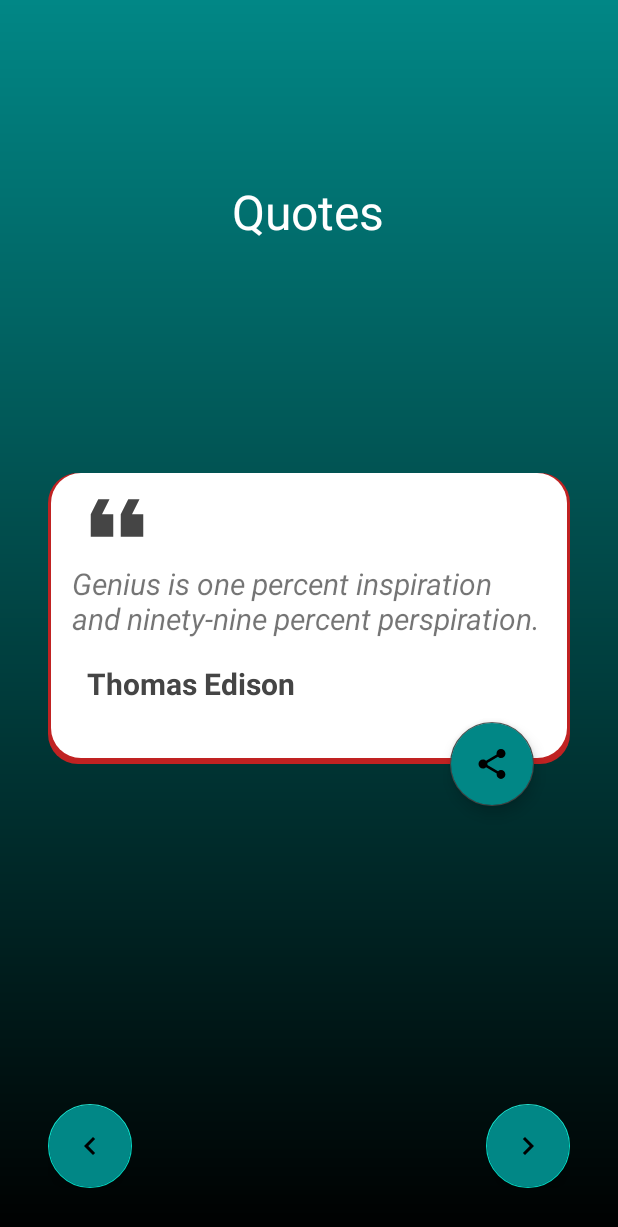
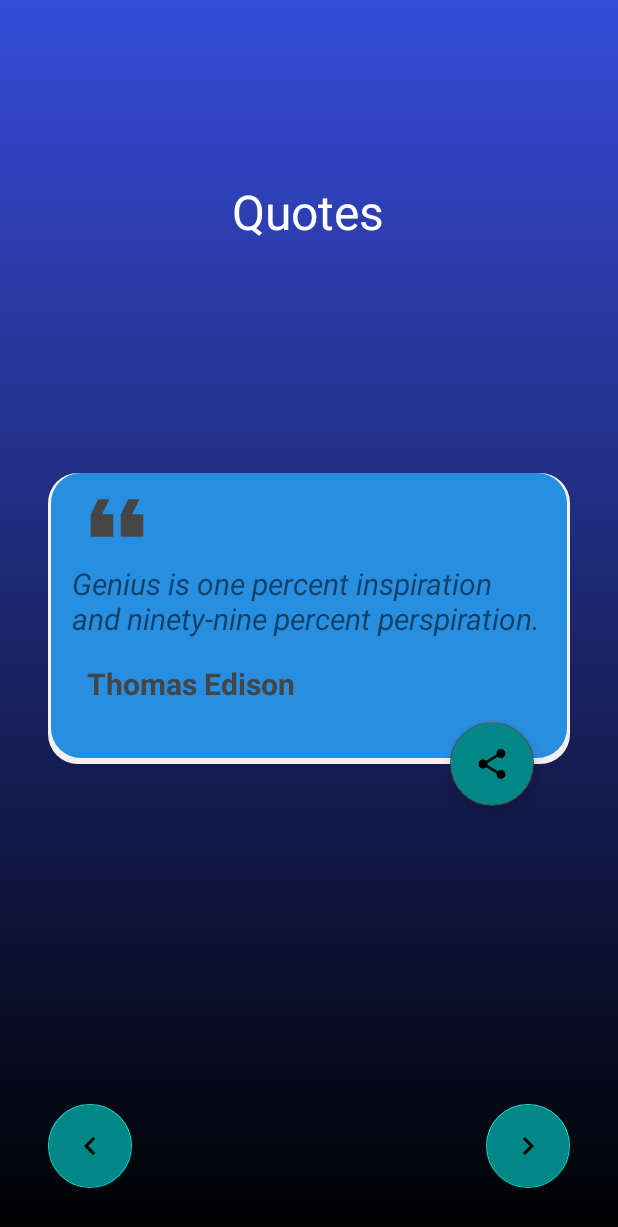
Before and after one commit to Viraj76/Quotes, an Android app: the screen it shows after launch (MainActivity), on a phone screen of 412 x 824 dp. Shown: the top 1227 px of the screen. Run offline under Robolectric (Android 15) with nearby library versions, the phone set to English and light mode, and no system bars.

Commit message:
Third Commit

```diff
--- a/app/src/main/java/com/example/quotes/MainViewModel.kt
+++ b/app/src/main/java/com/example/quotes/MainViewModel.kt
@@ -13,7 +13,6 @@ class MainViewModel(val context: Context):ViewModel(){
     init {
        quoteList=loadQuotesFromAssets()
     }
-
     private fun loadQuotesFromAssets():Array<Quotes>{
         val inputStream=context.assets.open("quotes.json")
         val size:Int=inputStream.available()
--- a/app/src/main/java/com/example/quotes/MainViewModelFactory.kt
+++ b/app/src/main/java/com/example/quotes/MainViewModelFactory.kt
@@ -5,4 +5,5 @@ import androidx.lifecycle.ViewModel
 import androidx.lifecycle.ViewModelProvider
 class MainViewModelFactory(val context: Context) :ViewModelProvider.Factory{
     override fun <T : ViewModel> create(modelClass: Class<T>): T = MainViewModel(context) as T
+
 }
--- a/app/src/main/res/drawable/bg.xml
+++ b/app/src/main/res/drawable/bg.xml
@@ -1,7 +1,7 @@
 <?xml version="1.0" encoding="utf-8"?>
 <shape xmlns:android="http://schemas.android.com/apk/res/android">
 
-    <gradient android:startColor="@color/teal_700" android:endColor="@color/black"
+    <gradient android:startColor="#364CD9" android:endColor="@color/black"
         android:type="linear"
         android:angle="270"/>
 </shape>
--- a/app/src/main/res/drawable/card.xml
+++ b/app/src/main/res/drawable/card.xml
@@ -3,13 +3,13 @@
 
     <item>
         <shape>
-            <solid android:color="#C02222"/>
+            <solid android:color="#F4F0F0"/>
             <corners android:radius="20dp"/>
         </shape>
     </item>
     <item android:right="2dp" android:left="2dp" android:bottom="4dp">
         <shape>
-            <solid android:color="#FFF"/>
+            <solid android:color="#288EE0"/>
             <corners android:radius="20dp"/>
         </shape>
     </item>
```
